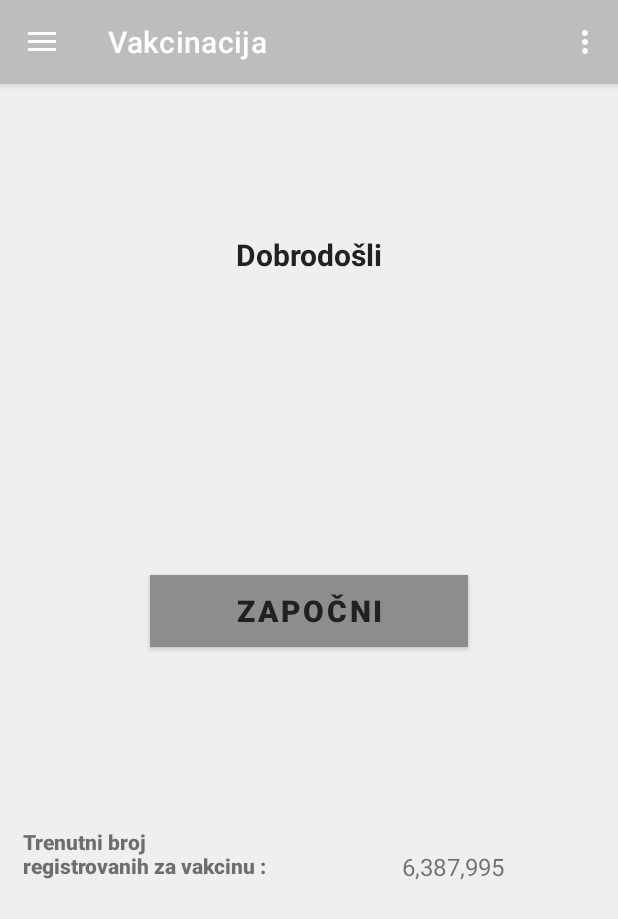
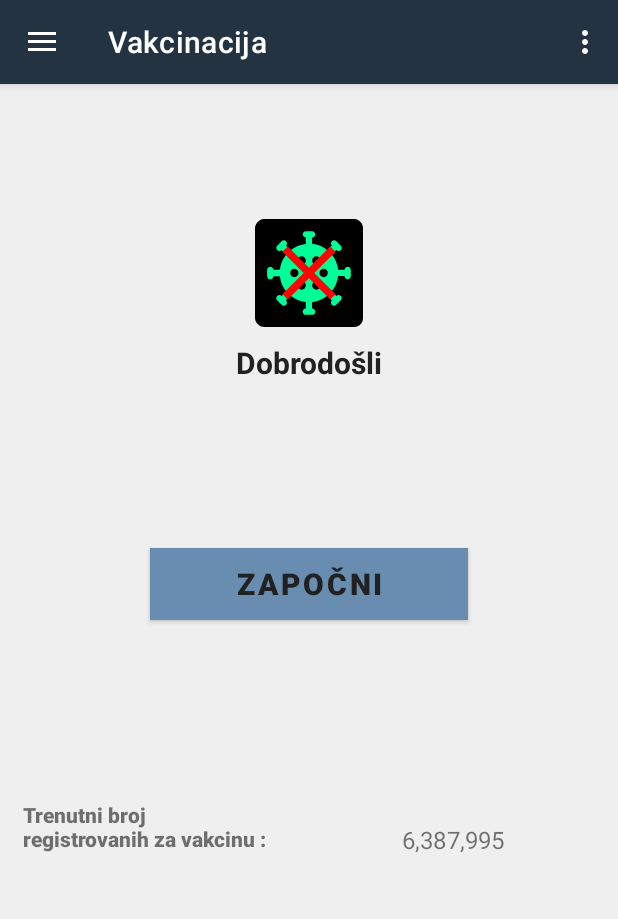
Before and after one commit to AzraHa/Vaccination4YOU, an Android app: the screen it shows after launch (MainActivity), on a phone screen of 412 x 824 dp. Shown: the top 919 px of the screen. Run offline under Robolectric (Android 15) with nearby library versions, the phone set to English and light mode, and no system bars; our stand-ins replace Timber, data binding, navigation-ui.

Commit message:
stiliziranje i namjestanje orijentacije

```diff
--- a/app/src/main/AndroidManifest.xml
+++ b/app/src/main/AndroidManifest.xml
@@ -10,7 +10,7 @@
         android:roundIcon="@mipmap/ic_launcher_vaccine_round"
         android:supportsRtl="true"
         android:theme="@style/Theme.Projekat">
-        <activity android:name=".MainActivity">
+        <activity android:name=".MainActivity" android:screenOrientation="locked">
             <intent-filter>
                 <action android:name="android.intent.action.MAIN" />
 
--- a/app/src/main/res/layout/fragment_title.xml
+++ b/app/src/main/res/layout/fragment_title.xml
@@ -10,11 +10,19 @@
         android:background="@color/primaryLightColor"
         android:orientation="vertical">
 
+        <ImageView
+            android:id="@+id/imageVaccine_id"
+            android:layout_width="match_parent"
+            android:layout_height="wrap_content"
+            android:layout_marginTop="90dp"
+            android:contentDescription="@string/img_desc"
+            android:src="@mipmap/ic_launcher_vaccine" />
+
         <TextView
             android:id="@+id/welcome_text_id"
             android:layout_width="match_parent"
             android:layout_height="wrap_content"
-            android:layout_margin="100dp"
+            android:layout_margin="10dp"
             android:layout_marginStart="0dp"
             android:layout_marginLeft="0dp"
             android:layout_marginTop="0dp"
--- a/app/src/main/res/values/colors.xml
+++ b/app/src/main/res/values/colors.xml
@@ -1,10 +1,10 @@
 <?xml version="1.0" encoding="utf-8"?>
 <resources>
-    <color name="primaryColor">#bdbdbd</color>
+    <color name="primaryColor">#233342</color>
     <color name="primaryLightColor">#efefef</color>
-    <color name="primaryDarkColor">#8d8d8d</color>
+    <color name="primaryDarkColor">#698db0</color>
 
-    <color name="primaryBackgroundColor">#b3e5fc</color>
+    <color name="primaryBackgroundColor">#abc0d3</color>
 
     <color name="secondaryColor">#9e9e9e</color>
     <color name="secondaryLightColor">#cfcfcf</color>
@@ -12,4 +12,5 @@
 
     <color name="primaryTextColor">#212121</color>
     <color name="secondaryTextColor">#000000</color>
+
 </resources>
--- a/app/src/main/res/values/strings.xml
+++ b/app/src/main/res/values/strings.xml
@@ -71,4 +71,5 @@
     <string name="savefile">Sacuvaj podatke</string>
     <string name="registrovani_za_vakcinu">Random broj</string>
     <string name="ljudi_za_vakcinu">Trenutni broj\nregistrovanih za vakcinu :</string>
+    <string name="img_desc">Prekrizen koronavirus</string>
 </resources>
--- a/app/src/main/res/values/themes.xml
+++ b/app/src/main/res/values/themes.xml
@@ -10,7 +10,7 @@
         <item name="colorSecondaryVariant">@color/secondaryLightColor</item>
         <item name="colorOnSecondary">@color/secondaryDarkColor</item>
         <!-- Status bar color. -->
-        <item name="android:statusBarColor" tools:targetApi="l">?attr/colorPrimaryVariant</item>
+        <item name="android:statusBarColor" tools:targetApi="l">@color/primaryColor</item>
         <!-- Customize your theme here. -->
     </style>
 </resources>
```
Also changed, not shown: 1 other file.
